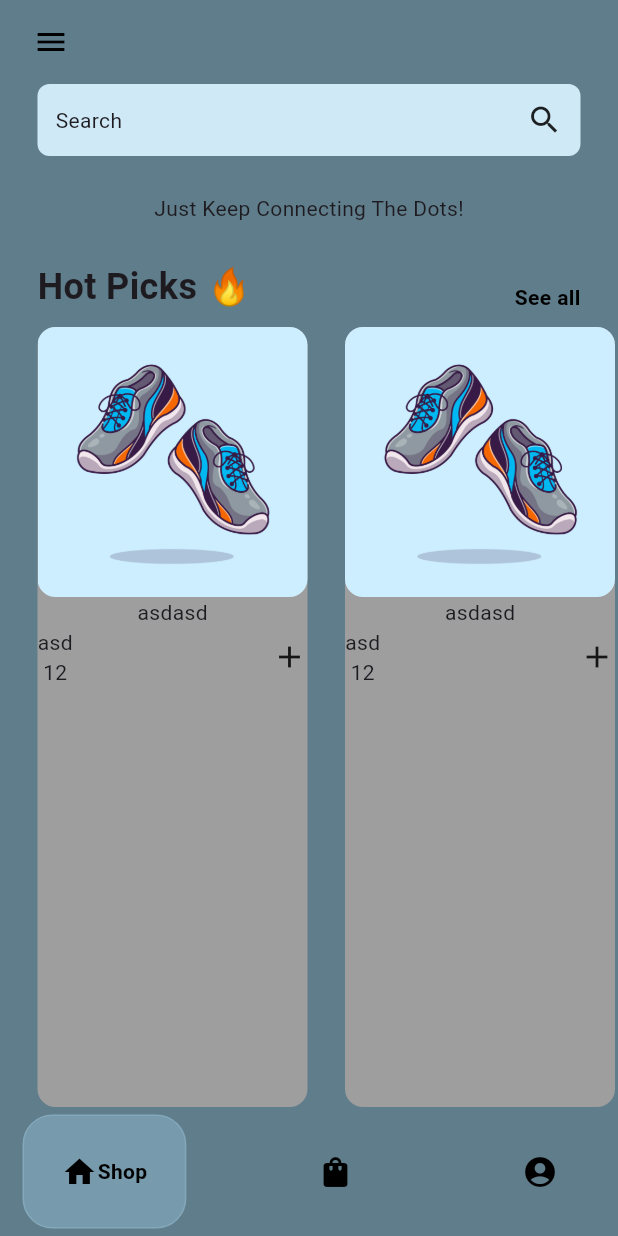
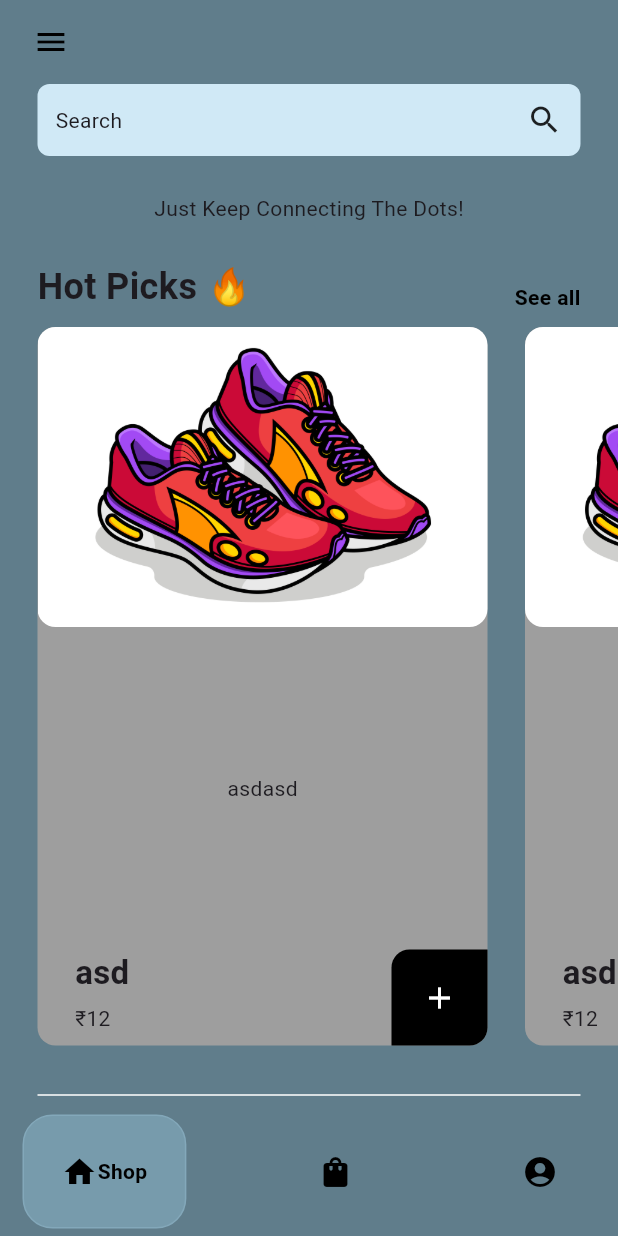
Before and after one commit to CPT-Dawn/Jooton-Da-Dukan, a Flutter app: the HomePage screen opened directly, on a phone screen of 412 x 824 dp. Run offline on Flutter 3.47's test engine with Material 3 defaults, Android fonts, the phone set to English and light mode, and no system bars; drawn by our look-alikes of google_nav_bar.

Commit message:
hotpics almost done

```diff
--- a/lib/components/shoe_tile.dart
+++ b/lib/components/shoe_tile.dart
@@ -9,12 +9,13 @@ class ShoeTile extends StatelessWidget {
   Widget build(BuildContext context) {
     return Container(
       margin: EdgeInsets.only(left: 25),
-      width: 180,
+      width: 300,
       decoration: BoxDecoration(
         color: Colors.grey,
         borderRadius: BorderRadius.circular(12),
       ),
       child: Column(
+        mainAxisAlignment: MainAxisAlignment.spaceBetween,
         children: [
           // shoe photo
           ClipRRect(
@@ -29,17 +30,42 @@ class ShoeTile extends StatelessWidget {
 
           // price+detail of the shoe
 
-          Row(
+          Padding(
+            padding: const EdgeInsets.only(left: 25.0),
+            child: Row(
               mainAxisAlignment: MainAxisAlignment.spaceBetween,
+              crossAxisAlignment: CrossAxisAlignment.start,
               children: [
                 Column(
+                  crossAxisAlignment: CrossAxisAlignment.start,
                   children: [
-                  Text(shoe.name),
-                  Text(shoe.price),
+                    Text(
+                      shoe.name,
+                      style: const TextStyle(
+                          fontWeight: FontWeight.bold, fontSize: 22),
+                    ),
+                    const SizedBox(height: 5),
+                    Text(
+                      '\₹' + shoe.price,
+                      // style: TextStyle(),
+                    ),
                   ],
                 ),
-              Icon(Icons.add),
+                Container(
+                    padding: const EdgeInsets.all(20),
+                    decoration: const BoxDecoration(
+                      color: Colors.black,
+                      borderRadius: BorderRadius.only(
+                        topLeft: Radius.circular(12),
+                        bottomRight: Radius.circular(12),
+                      ),
+                    ),
+                    child: const Icon(
+                      Icons.add,
+                      color: Colors.white,
+                    )),
               ],
+            ),
           ),
         ],
       ),
--- a/lib/pages/shop_page.dart
+++ b/lib/pages/shop_page.dart
@@ -82,6 +82,13 @@ class _ShopPageState extends State<ShopPage> {
             },
           ),
         ),
+
+        const Padding(
+          padding: EdgeInsets.only(top: 25, left: 25, right: 25),
+          child: Divider(
+            color: Colors.white,
+          ),
+        ),
       ],
     );
   }
```
Also changed, not shown: lib/images/shoe1.jpg, lib/images/shoe2.jpg (added), lib/images/shoe3.jpg (added), lib/images/shoe4.jpg (added), lib/images/shoe5.jpg (added), lib/images/shoe6.jpg (added). Lines whose indentation alone changed are shown as unchanged.
